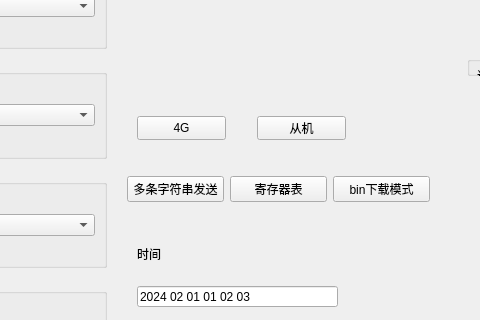
wangdefa114514/modbus-bluetooth-4g, file mainwindow.ui: the form before one commit; both pictures show x 523 to 1003 and y 184 to 504 of the 1003 by 694 pixel window.
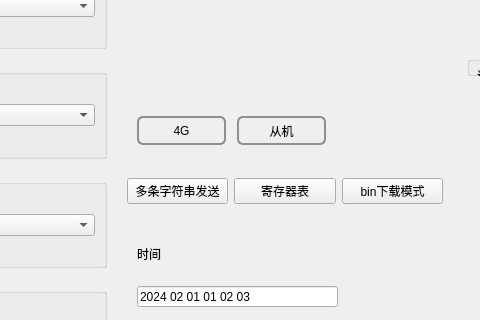
The form after the commit.

What changed in the file:
```diff
--- a/mainwindow.ui
+++ b/mainwindow.ui
@@ -13,6 +13,11 @@
   <property name="windowTitle">
    <string>MainWindow</string>
   </property>
+  <property name="styleSheet">
+   <string notr="true">MainWindow {
+    background-color: rgb(204, 229, 175);
+}</string>
+  </property>
   <widget class="QWidget" name="centralwidget">
    <widget class="QGroupBox" name="groupBox">
     <property name="geometry">
@@ -528,8 +533,8 @@
      <rect>
       <x>650</x>
       <y>360</y>
-      <width>303</width>
-      <height>26</height>
+      <width>316</width>
+      <height>30</height>
      </rect>
     </property>
     <layout class="QHBoxLayout" name="horizontalLayout_19">
@@ -562,9 +567,32 @@
       <x>660</x>
       <y>300</y>
       <width>89</width>
-      <height>24</height>
+      <height>29</height>
      </rect>
     </property>
+    <property name="styleSheet">
+     <string notr="true">QPushButton {
+    border: 2px solid #8f8f91;         /* 设置边框粗细、样式、颜色*/
+    border-radius: 6px;                /* 设置边框圆角 */
+    background-color: qlineargradient(x1: 0, y1: 0, x2: 0, y2: 1,
+                                      stop: 0 #f6f7fa, stop: 1 #dadbde);
+    min-width: 80px;                   /* 设置按键的最小宽度 */
+    min-height: 25px;
+}
+
+QPushButton:pressed{                   /* 设置按键按下样式 */
+    background-color: qlineargradient(x1: 0, y1: 0, x2: 0, y2: 1,
+                                      stop: 0 #dadbde, stop: 1 #f6f7fa);
+}
+
+QPushButton:flat {
+    border: none; /* no border for a flat push button */
+}
+
+QPushButton:default {                 /* 设置默认按键样式 */
+    border-color: rgb(85, 170, 255);
+}</string>
+    </property>
     <property name="text">
      <string>4G</string>
     </property>
@@ -572,12 +600,35 @@
    <widget class="QPushButton" name="pushButton_6">
     <property name="geometry">
      <rect>
-      <x>780</x>
+      <x>760</x>
       <y>300</y>
       <width>89</width>
-      <height>24</height>
+      <height>29</height>
      </rect>
     </property>
+    <property name="styleSheet">
+     <string notr="true">QPushButton {
+    border: 2px solid #8f8f91;         /* 设置边框粗细、样式、颜色*/
+    border-radius: 6px;                /* 设置边框圆角 */
+    background-color: qlineargradient(x1: 0, y1: 0, x2: 0, y2: 1,
+                                      stop: 0 #f6f7fa, stop: 1 #dadbde);
+    min-width: 80px;                   /* 设置按键的最小宽度 */
+    min-height: 25px;
+}
+
+QPushButton:pressed{                   /* 设置按键按下样式 */
+    background-color: qlineargradient(x1: 0, y1: 0, x2: 0, y2: 1,
+                                      stop: 0 #dadbde, stop: 1 #f6f7fa);
+}
+
+QPushButton:flat {
+    border: none; /* no border for a flat push button */
+}
+
+QPushButton:default {                 /* 设置默认按键样式 */
+    border-color: rgb(85, 170, 255);
+}</string>
+    </property>
     <property name="text">
      <string>从机</string>
     </property>
```
